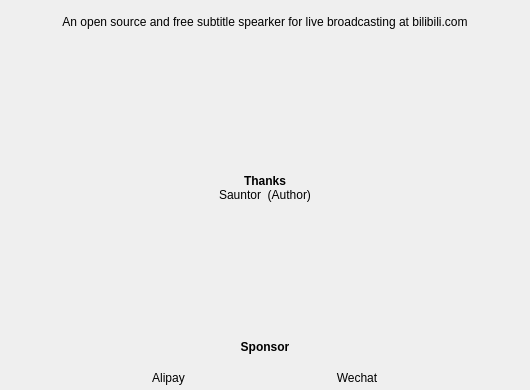
Before: the Qt Designer form App/QiliThanksDialog.ui in sauntor/Qili, drawn with Qt 5.
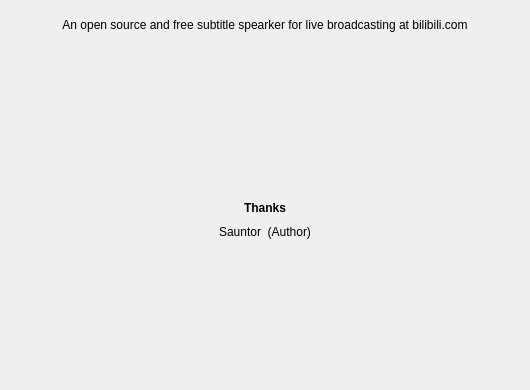
After: the same form once the commit is applied. Icons and pictures are not drawn. Custom widgets are drawn as their Qt base class.

Commit message: refactor: remove sponsor qr codes

Diff of the .ui file:
```diff
--- a/App/QiliThanksDialog.ui
+++ b/App/QiliThanksDialog.ui
@@ -17,7 +17,7 @@
    <iconset resource="../Widgets/QiliWidgets.qrc">
     <normaloff>:/images/qili.png</normaloff>:/images/qili.png</iconset>
   </property>
-  <layout class="QVBoxLayout" name="verticalLayout_5" stretch="0,1,3,0,3,0">
+  <layout class="QVBoxLayout" name="verticalLayout_5" stretch="0,1,3,1,3">
    <property name="spacing">
     <number>0</number>
    </property>
@@ -111,185 +111,6 @@
      </property>
     </spacer>
    </item>
-   <item>
-    <layout class="QVBoxLayout" name="sponsorLayout" stretch="5,1,2,1,0">
-     <item>
-      <spacer name="verticalSpacer_4">
-       <property name="orientation">
-        <enum>Qt::Vertical</enum>
-       </property>
-       <property name="sizeHint" stdset="0">
-        <size>
-         <width>20</width>
-         <height>5</height>
-        </size>
-       </property>
-      </spacer>
-     </item>
-     <item>
-      <widget class="QLabel" name="sponsor">
-       <property name="font">
-        <font>
-         <bold>true</bold>
-        </font>
-       </property>
-       <property name="text">
-        <string>Sponsor</string>
-       </property>
-       <property name="alignment">
-        <set>Qt::AlignCenter</set>
-       </property>
-      </widget>
-     </item>
-     <item>
-      <spacer name="verticalSpacer_3">
-       <property name="orientation">
-        <enum>Qt::Vertical</enum>
-       </property>
-       <property name="sizeHint" stdset="0">
-        <size>
-         <width>20</width>
-         <height>5</height>
-        </size>
-       </property>
-      </spacer>
-     </item>
-     <item>
-      <layout class="QHBoxLayout" name="payLayout">
-       <item>
-        <spacer name="horizontalSpacer">
-         <property name="orientation">
-          <enum>Qt::Horizontal</enum>
-         </property>
-         <property name="sizeHint" stdset="0">
-          <size>
-           <width>40</width>
-           <height>20</height>
-          </size>
-         </property>
-        </spacer>
-       </item>
-       <item>
-        <layout class="QVBoxLayout" name="alipayLayout">
-         <item>
-          <widget class="QLabel" name="alipyQRCode">
-           <property name="maximumSize">
-            <size>
-             <width>200</width>
-             <height>200</height>
-            </size>
-           </property>
-           <property name="baseSize">
-            <size>
-             <width>128</width>
-             <height>128</height>
-            </size>
-           </property>
-           <property name="text">
-            <string/>
-           </property>
-           <property name="pixmap">
-            <pixmap resource="QiliApp.qrc">:/images/alipay.png</pixmap>
-           </property>
-           <property name="scaledContents">
-            <bool>true</bool>
-           </property>
-           <property name="alignment">
-            <set>Qt::AlignCenter</set>
-           </property>
-          </widget>
-         </item>
-         <item>
-          <widget class="QLabel" name="alipay">
-           <property name="text">
-            <string>Alipay</string>
-           </property>
-           <property name="alignment">
-            <set>Qt::AlignCenter</set>
-           </property>
-          </widget>
-         </item>
-        </layout>
-       </item>
-       <item>
-        <spacer name="horizontalSpacer_2">
-         <property name="orientation">
-          <enum>Qt::Horizontal</enum>
-         </property>
-         <property name="sizeHint" stdset="0">
-          <size>
-           <width>40</width>
-           <height>20</height>
-          </size>
-         </property>
-        </spacer>
-       </item>
-       <item>
-        <layout class="QVBoxLayout" name="wechatLayout">
-         <item>
-          <widget class="QLabel" name="wechatQRCode">
-           <property name="maximumSize">
-            <size>
-             <width>200</width>
-             <height>200</height>
-            </size>
-           </property>
-           <property name="text">
-            <string/>
-           </property>
-           <property name="pixmap">
-            <pixmap resource="QiliApp.qrc">:/images/wechat.png</pixmap>
-           </property>
-           <property name="scaledContents">
-            <bool>true</bool>
-           </property>
-           <property name="alignment">
-            <set>Qt::AlignCenter</set>
-           </property>
-          </widget>
-         </item>
-         <item>
-          <widget class="QLabel" name="wechat">
-           <property name="text">
-            <string>Wechat</string>
-           </property>
-           <property name="alignment">
-            <set>Qt::AlignCenter</set>
-           </property>
-          </widget>
-         </item>
-        </layout>
-       </item>
-       <item>
-        <spacer name="horizontalSpacer_3">
-         <property name="orientation">
-          <enum>Qt::Horizontal</enum>
-         </property>
-         <property name="sizeHint" stdset="0">
-          <size>
-           <width>40</width>
-           <height>20</height>
-          </size>
-         </property>
-        </spacer>
-       </item>
-      </layout>
-     </item>
-     <item>
-      <spacer name="verticalSpacer_5">
-       <property name="orientation">
-        <enum>Qt::Vertical</enum>
-       </property>
-       <property name="sizeHint" stdset="0">
-        <size>
-         <width>20</width>
-         <height>5</height>
-        </size>
-       </property>
-      </spacer>
-     </item>
-    </layout>
-   </item>
   </layout>
  </widget>
  <customwidgets>
```
Left out of the diff: 1 changed line with no effect on the pictures. The commit also changes 7 other files.
